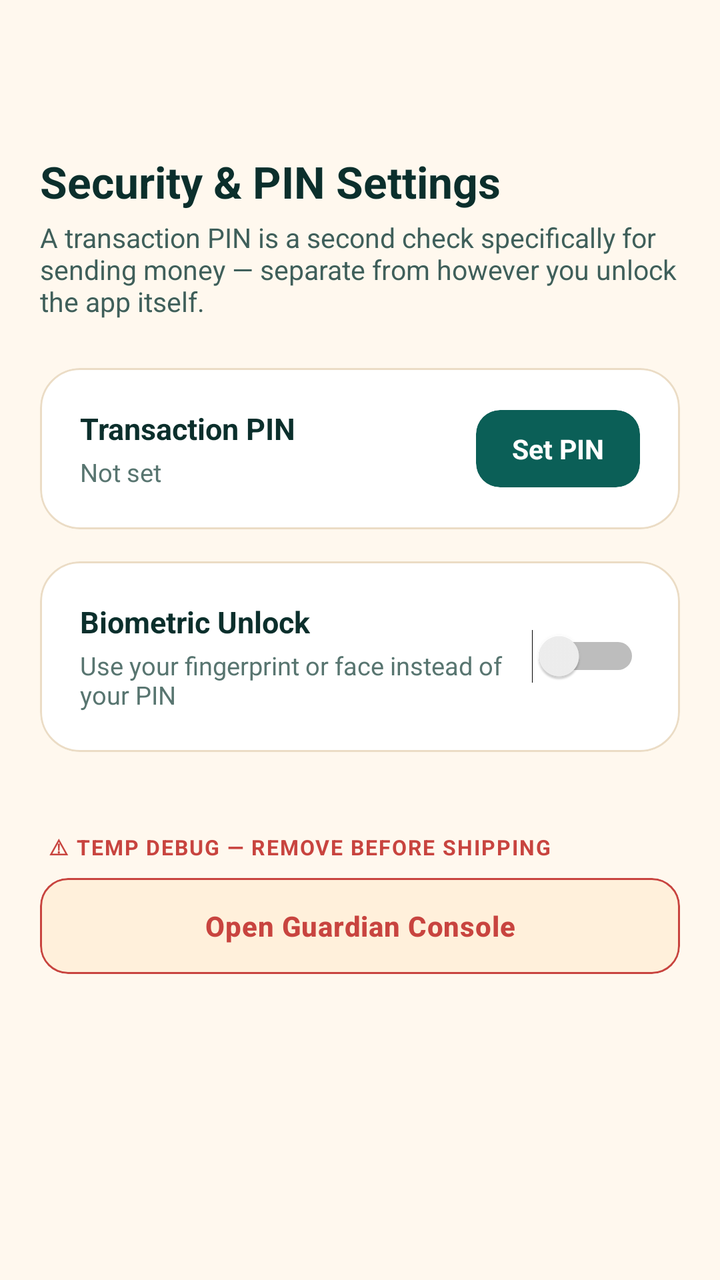
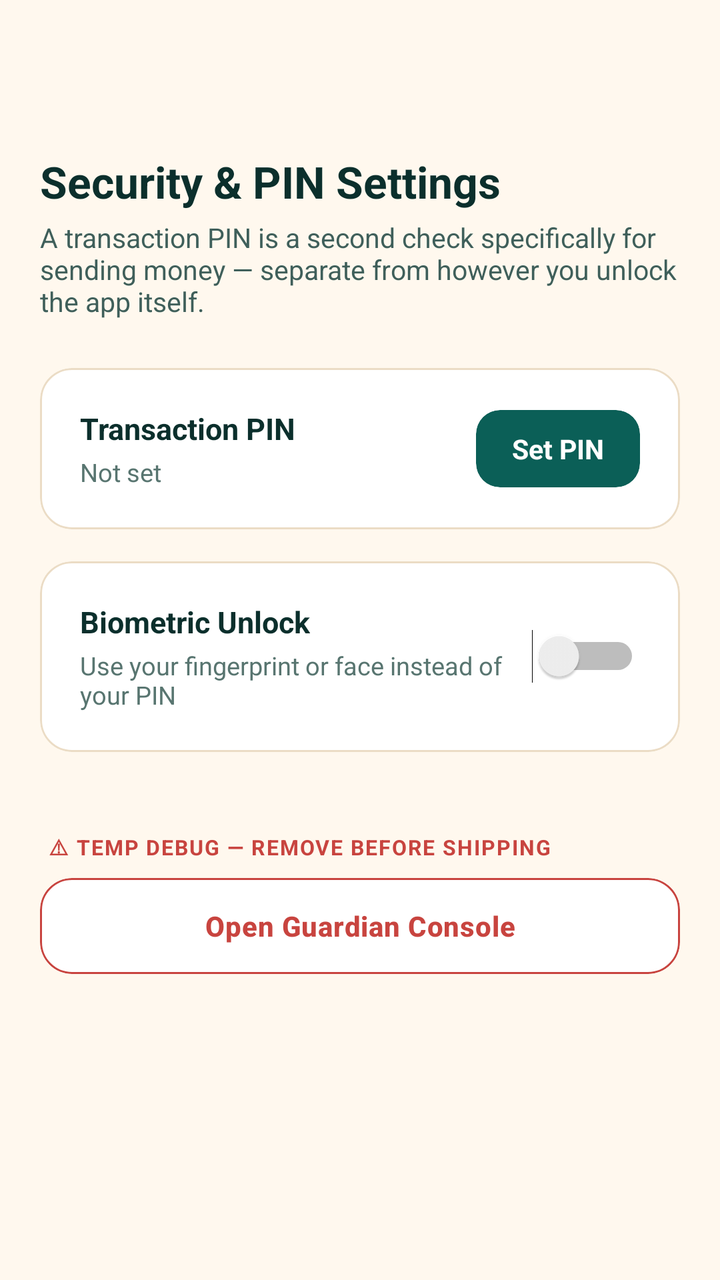

The first picture is an Android layout as it rendered before a commit; the second is the same layout after the commit. The layout source and the unified diff follow.
<!-- AndroidManifest.xml: application theme AppTheme -->
<!-- res/layout/security_pin_settings.xml -->
<androidx.coordinatorlayout.widget.CoordinatorLayout
	xmlns:android="http://schemas.android.com/apk/res/android"
	xmlns:app="http://schemas.android.com/apk/res-auto"
	xmlns:tools="http://schemas.android.com/tools"
	android:id="@+id/_coordinator"
	android:layout_width="match_parent"
	android:layout_height="match_parent">
	<com.google.android.material.appbar.AppBarLayout
		android:id="@+id/_app_bar"
		android:layout_width="match_parent"
		android:layout_height="wrap_content"
		android:theme="@style/AppTheme.AppBarOverlay"
		app:elevation="0dp"
		android:stateListAnimator="@null">
		<androidx.appcompat.widget.Toolbar
			android:id="@+id/_toolbar"
			android:layout_width="match_parent"
			android:layout_height="?attr/actionBarSize"
			android:background="?attr/appBarColor"
			app:popupTheme="@style/AppTheme.PopupOverlay" />
	</com.google.android.material.appbar.AppBarLayout>
	<androidx.core.widget.NestedScrollView
		android:id="@+id/vscroll2"
		android:layout_width="match_parent"
		android:layout_height="match_parent"
		android:background="@color/colorBackground"
		android:fillViewport="true"
		android:overScrollMode="never"
		app:layout_behavior="@string/appbar_scrolling_view_behavior">
		<LinearLayout
			android:id="@+id/linear43"
			android:layout_width="match_parent"
			android:layout_height="wrap_content"
			android:padding="20dp"
			android:orientation="vertical">
			<TextView
				android:id="@+id/textview54"
				android:layout_width="wrap_content"
				android:layout_height="wrap_content"
				android:text="Security &amp; PIN Settings"
				android:textSize="22sp"
				android:textStyle="bold"
				android:textColor="@color/colorTextPrimary"
				android:focusable="false" />
			<TextView
				android:id="@+id/textview55"
				android:layout_width="match_parent"
				android:layout_height="wrap_content"
				android:layout_marginTop="4dp"
				android:layout_marginBottom="24dp"
				android:text="A transaction PIN is a second check specifically for sending money — separate from however you unlock the app itself."
				android:textColor="@color/colorTextSecondary"
				android:textSize="13.5sp"
				android:focusable="false" />
			<com.google.android.material.card.MaterialCardView
				android:id="@+id/cardview35"
				android:layout_width="match_parent"
				android:layout_height="wrap_content"
				android:layout_marginBottom="16dp"
				app:cardBackgroundColor="@color/colorSurface"
				app:cardCornerRadius="20dp"
				app:cardElevation="0dp"
				app:strokeWidth="1dp"
				app:strokeColor="@color/colorCardStroke">
				<LinearLayout
					android:id="@+id/linear44"
					android:layout_width="match_parent"
					android:layout_height="wrap_content"
					android:padding="20dp"
					android:orientation="vertical">
					<LinearLayout
						android:id="@+id/linear45"
						android:layout_width="match_parent"
						android:layout_height="wrap_content"
						android:gravity="center_vertical"
						android:orientation="horizontal">
						<LinearLayout
							android:id="@+id/linear46"
							android:layout_width="0dp"
							android:layout_height="wrap_content"
							android:orientation="vertical"
							android:layout_weight="1">
							<TextView
								android:id="@+id/textview56"
								android:layout_width="wrap_content"
								android:layout_height="wrap_content"
								android:text="Transaction PIN"
								android:textSize="15sp"
								android:textStyle="bold"
								android:textColor="@color/colorTextPrimary"
								android:focusable="false" />
							<TextView
								android:id="@+id/tv_pin_status"
								android:layout_width="wrap_content"
								android:layout_height="wrap_content"
								android:layout_marginTop="3dp"
								android:text="Not set"
								android:textColor="@color/colorTextTertiary"
								android:textSize="12.5sp"
								android:focusable="false" />
						</LinearLayout>
						<com.google.android.material.card.MaterialCardView
							android:id="@+id/cardview36"
							android:layout_width="wrap_content"
							android:layout_height="wrap_content"
							app:cardBackgroundColor="@color/colorAccent"
							app:cardCornerRadius="12dp"
							app:cardElevation="0dp"
							app:strokeWidth="0dp">
							<TextView
								android:id="@+id/btn_pin_action"
								android:layout_width="wrap_content"
								android:layout_height="wrap_content"
								android:text="Set PIN"
								android:textStyle="bold"
								android:textColor="@color/colorTextOnAccent"
								android:textSize="13.5sp"
								android:paddingHorizontal="18dp"
								android:paddingVertical="10dp" />
						</com.google.android.material.card.MaterialCardView>
					</LinearLayout>
				</LinearLayout>
			</com.google.android.material.card.MaterialCardView>
			<com.google.android.material.card.MaterialCardView
				android:id="@+id/cardview37"
				android:layout_width="match_parent"
				android:layout_height="wrap_content"
				android:layout_marginBottom="16dp"
				app:cardBackgroundColor="@color/colorSurface"
				app:cardCornerRadius="20dp"
				app:cardElevation="0dp"
				app:strokeWidth="1dp"
				app:strokeColor="@color/colorCardStroke">
				<LinearLayout
					android:id="@+id/linear47"
					android:layout_width="match_parent"
					android:layout_height="wrap_content"
					android:padding="20dp"
					android:gravity="center_vertical"
					android:orientation="horizontal">
					<LinearLayout
						android:id="@+id/linear48"
						android:layout_width="0dp"
						android:layout_height="wrap_content"
						android:orientation="vertical"
						android:layout_weight="1">
						<TextView
							android:id="@+id/textview57"
							android:layout_width="wrap_content"
							android:layout_height="wrap_content"
							android:text="Biometric Unlock"
							android:textSize="15sp"
							android:textStyle="bold"
							android:textColor="@color/colorTextPrimary"
							android:focusable="false" />
						<TextView
							android:id="@+id/tv_biometric_status"
							android:layout_width="match_parent"
							android:layout_height="wrap_content"
							android:layout_marginTop="3dp"
							android:text="Use your fingerprint or face instead of your PIN"
							android:textColor="@color/colorTextTertiary"
							android:textSize="12.5sp"
							android:focusable="false" />
					</LinearLayout>
					<Switch
						android:id="@+id/switch_biometric"
						android:layout_width="wrap_content"
						android:layout_height="wrap_content"
						android:textSize="12sp" />
				</LinearLayout>
			</com.google.android.material.card.MaterialCardView>
			<TextView
				android:id="@+id/tv_security_note"
				android:layout_width="match_parent"
				android:layout_height="wrap_content"
				android:layout_marginBottom="8dp"
				android:text="Set a transaction PIN before enabling biometric unlock — biometric is a shortcut for entering your PIN, not a replacement for having one."
				android:textColor="@color/colorTextTertiary"
				android:textSize="11.5sp"
				android:layout_marginStart="4dp"
				android:visibility="gone"
				android:focusable="false" />
			<TextView
				android:id="@+id/textview58"
				android:layout_width="match_parent"
				android:layout_height="wrap_content"
				android:layout_marginTop="24dp"
				android:text="⚠ TEMP DEBUG — REMOVE BEFORE SHIPPING"
				android:textStyle="bold"
				android:textColor="@color/colorError"
				android:textSize="10.5sp"
				android:layout_marginStart="4dp"
				android:letterSpacing="0.06"
				android:focusable="false" />
			<com.google.android.material.card.MaterialCardView
				android:id="@+id/cardview38"
				android:layout_width="match_parent"
				android:layout_height="wrap_content"
				android:layout_marginTop="8dp"
				app:cardBackgroundColor="@color/colorSurfaceAlt"
				app:cardCornerRadius="14dp"
				app:cardElevation="0dp"
				app:strokeColor="@color/colorError"
				app:strokeWidth="1dp">
				<Button
					android:id="@+id/btn_debug_guardian_console"
					android:layout_width="match_parent"
					android:layout_height="48dp"
					android:background="@android:color/transparent"
					android:text="Open Guardian Console"
					android:textSize="14sp"
					android:textStyle="bold"
					android:textColor="@color/colorError"
					android:textAllCaps="false" />
			</com.google.android.material.card.MaterialCardView>
		</LinearLayout>
	</androidx.core.widget.NestedScrollView>
</androidx.coordinatorlayout.widget.CoordinatorLayout>
<!-- resources referenced by this layout -->
<resources>
  <color name="colorAccent">#0B5F57</color>
  <color name="colorBackground">#FFF8EE</color>
  <color name="colorCardStroke">#EBDCC5</color>
  <color name="colorError">#C8443F</color>
  <color name="colorSurface">#FFFFFF</color>
  <color name="colorSurfaceAlt">#FFF0DB</color>
  <color name="colorTextOnAccent">#FFFFFF</color>
  <color name="colorTextPrimary">#0B2F2C</color>
  <color name="colorTextSecondary">#3F5F5A</color>
  <color name="colorTextTertiary">#587570</color>
  <style name="AppTheme.AppBarOverlay" parent="ThemeOverlay.MaterialComponents.Light">
          
          <item name="android:textColorPrimary">?attr/onAppBarColor</item>
          <item name="android:textColorSecondary">?attr/onAppBarColor</item>
          <item name="colorControlNormal">?attr/onAppBarColor</item>
          <item name="colorOnSurface">?attr/onAppBarColor</item>
      </style>
  <style name="AppTheme.PopupOverlay" parent="ThemeOverlay.MaterialComponents.Light">
          <item name="popupMenuStyle">@style/HarvanaPopupMenu</item>
          <item name="actionOverflowMenuStyle">@style/HarvanaPopupMenu</item>
      </style>
  <style name="HarvanaPopupMenu" parent="Widget.MaterialComponents.PopupMenu">
          <item name="android:popupBackground">@drawable/bg_popup_menu</item>
          <item name="android:popupElevation">10dp</item>
      </style>
  <style name="HarvanaSpinner" parent="Widget.AppCompat.Spinner">
          <item name="android:popupBackground">@color/colorSurface</item>
          <item name="android:dropDownSelector">@color/colorAccentRipple</item>
      </style>
  <!-- drawable ic_nav_back (drawable) -->
  <?xml version="1.0" encoding="utf-8"?>
  <vector xmlns:android="http://schemas.android.com/apk/res/android"
      android:width="24dp" android:height="24dp" android:viewportWidth="24" android:viewportHeight="24"
      android:autoMirrored="true"
      android:tint="?attr/colorControlNormal">
      <path android:fillColor="#FFFFFFFF" android:pathData="M20,11H7.83l5.59,-5.59L12,4l-8,8 8,8 1.41,-1.41L7.83,13H20v-2z" />
  </vector>
  <style name="HarvanaTextView" parent="android:Widget.TextView">
          <item name="android:textColor">@color/colorTextPrimary</item>
      </style>
  <color name="colorAccentDark">#084A44</color>
  <color name="colorTextPrimaryWhite">#FFFFFF</color>
  <color name="colorControlNormal">#587570</color>
  <color name="colorAccentRipple">#1A0B5F57</color>
  <color name="colorAccentStroke">#330B5F57</color>
  <color name="colorAccentStrong">#053D3A</color>
  <!-- drawable bg_popup_menu (drawable) -->
  <?xml version="1.0" encoding="utf-8"?>
  <shape xmlns:android="http://schemas.android.com/apk/res/android" android:shape="rectangle">
      <solid android:color="@color/colorPopupSurface" />
      <stroke android:width="1dp" android:color="@color/colorCardStroke" />
      <corners android:radius="14dp" />
  </shape>
  <style name="HarvanaDialogButton" parent="Widget.MaterialComponents.Button.TextButton.Dialog">
          <item name="android:textColor">@color/colorAccent</item>
          <item name="android:minHeight">48dp</item>
      </style>
  <style name="HarvanaBottomSheetStyle" parent="Widget.MaterialComponents.BottomSheet.Modal">
          <item name="backgroundTint">?attr/colorSurface</item>
          <item name="shapeAppearanceOverlay">@style/HarvanaBottomSheetShape</item>
      </style>
  <color name="colorPopupSurface">#F6E9D2</color>
  <style name="HarvanaBottomSheetShape" parent="">
          <item name="cornerFamily">rounded</item>
          <item name="cornerSizeTopLeft">20dp</item>
          <item name="cornerSizeTopRight">20dp</item>
          <item name="cornerSizeBottomLeft">0dp</item>
          <item name="cornerSizeBottomRight">0dp</item>
      </style>
  <!-- unchanged entries left out for length: 5 -->
</resources>

<!-- the commit's change to res/layout/security_pin_settings.xml (unified diff, before → after) -->
@@ -58,7 +58,7 @@
 				android:layout_height="wrap_content"
 				android:layout_marginBottom="16dp"
 				app:cardBackgroundColor="@color/colorSurface"
-				app:cardCornerRadius="20dp"
+				app:cardCornerRadius="16dp"
 				app:cardElevation="0dp"
 				app:strokeWidth="1dp"
 				app:strokeColor="@color/colorCardStroke">
@@ -127,7 +127,7 @@
 				android:layout_height="wrap_content"
 				android:layout_marginBottom="16dp"
 				app:cardBackgroundColor="@color/colorSurface"
-				app:cardCornerRadius="20dp"
+				app:cardCornerRadius="16dp"
 				app:cardElevation="0dp"
 				app:strokeWidth="1dp"
 				app:strokeColor="@color/colorCardStroke">
@@ -198,8 +198,8 @@
 				android:layout_width="match_parent"
 				android:layout_height="wrap_content"
 				android:layout_marginTop="8dp"
-				app:cardBackgroundColor="@color/colorSurfaceAlt"
-				app:cardCornerRadius="14dp"
+				app:cardBackgroundColor="@color/colorSurface"
+				app:cardCornerRadius="16dp"
 				app:cardElevation="0dp"
 				app:strokeColor="@color/colorError"
 				app:strokeWidth="1dp">
<!-- resource entries referenced after the edit -->
@@ -5,7 +5,6 @@
   <color name="colorCardStroke">#EBDCC5</color>
   <color name="colorError">#C8443F</color>
   <color name="colorSurface">#FFFFFF</color>
-  <color name="colorSurfaceAlt">#FFF0DB</color>
   <color name="colorTextOnAccent">#FFFFFF</color>
   <color name="colorTextPrimary">#0B2F2C</color>
   <color name="colorTextSecondary">#3F5F5A</color>
@@ -61,7 +60,7 @@
           <item name="backgroundTint">?attr/colorSurface</item>
           <item name="shapeAppearanceOverlay">@style/HarvanaBottomSheetShape</item>
       </style>
-  <color name="colorPopupSurface">#F6E9D2</color>
+  <color name="colorPopupSurface">@color/colorSurface</color>
   <style name="HarvanaBottomSheetShape" parent="">
           <item name="cornerFamily">rounded</item>
           <item name="cornerSizeTopLeft">20dp</item>
